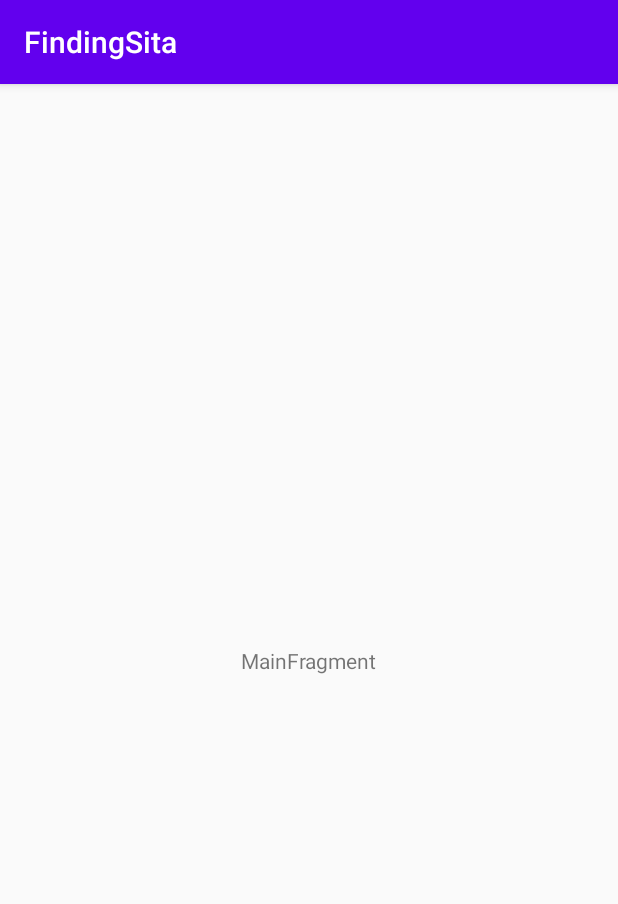
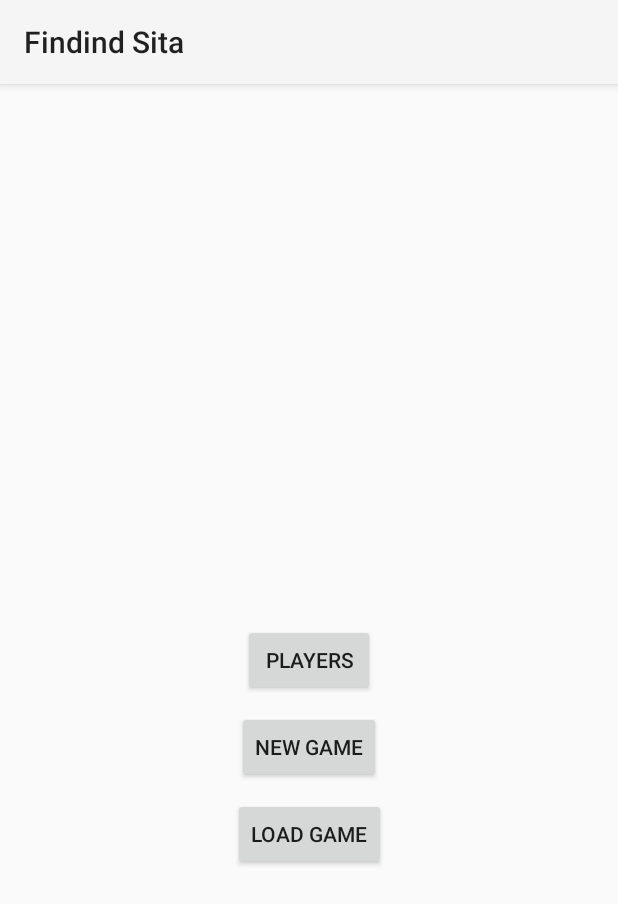
Before and after one commit to dantuswaroop/FindingSitaNew, an Android app: the screen it shows after launch (MainActivity), on a phone screen of 412 x 824 dp. Shown: the top 904 px of the screen. Run offline under Robolectric (Android 15) with nearby library versions, the phone set to English and light mode, and no system bars.

Commit message:
added players module

```diff
--- a/app/build.gradle
+++ b/app/build.gradle
@@ -34,6 +34,9 @@ dependencies {
     implementation 'androidx.constraintlayout:constraintlayout:1.1.3'
     implementation 'androidx.lifecycle:lifecycle-extensions:2.1.0'
     implementation 'androidx.lifecycle:lifecycle-viewmodel-ktx:2.1.0'
+    implementation 'androidx.recyclerview:recyclerview:1.1.0'
+    implementation 'com.google.android.material:material:1.0.0'
+    implementation "org.jetbrains.kotlin:kotlin-reflect:$kotlin_version"
     testImplementation 'junit:junit:4.12'
     androidTestImplementation 'androidx.test.ext:junit:1.1.1'
     androidTestImplementation 'androidx.test.espresso:espresso-core:3.2.0'
--- a/app/src/main/AndroidManifest.xml
+++ b/app/src/main/AndroidManifest.xml
@@ -1,6 +1,9 @@
 <?xml version="1.0" encoding="utf-8"?>
 <manifest xmlns:android="http://schemas.android.com/apk/res/android"
     package="com.dantu.findingsita">
+
+    <uses-permission android:name="android.permission.CAMERA"/>
+    <uses-permission android:name="android.permission.WRITE_EXTERNAL_STORAGE"/>
 
     <application
         android:allowBackup="true"
@@ -8,7 +11,7 @@
         android:label="@string/app_name"
         android:roundIcon="@mipmap/ic_launcher_round"
         android:supportsRtl="true"
-        android:theme="@style/AppTheme">
+        android:theme="@style/Theme.AppCompat.Light.NoActionBar">
         <activity android:name=".MainActivity">
             <intent-filter>
                 <action android:name="android.intent.action.MAIN" />
--- a/app/src/main/java/com/dantu/findingsita/MainActivity.kt
+++ b/app/src/main/java/com/dantu/findingsita/MainActivity.kt
@@ -1,11 +1,16 @@
 package com.dantu.findingsita
 
+import android.os.Build
 import androidx.appcompat.app.AppCompatActivity
 import android.os.Bundle
+import android.view.MenuItem
+import androidx.annotation.RequiresApi
 import com.dantu.findingsita.ui.main.MainFragment
+import kotlinx.android.synthetic.main.main_activity.*
 
 class MainActivity : AppCompatActivity() {
 
+    @RequiresApi(Build.VERSION_CODES.LOLLIPOP)
     override fun onCreate(savedInstanceState: Bundle?) {
         super.onCreate(savedInstanceState)
         setContentView(R.layout.main_activity)
@@ -14,5 +19,16 @@ class MainActivity : AppCompatActivity() {
                     .replace(R.id.container, MainFragment.newInstance())
                     .commitNow()
         }
+
+        setSupportActionBar(findViewById(R.id.my_toolbar))
+
     }
+
+    override fun onOptionsItemSelected(item: MenuItem): Boolean {
+        when(item.itemId) {
+            android.R.id.home -> supportFragmentManager.popBackStack()
+        }
+        return true
+    }
+
 }
--- a/app/src/main/java/com/dantu/findingsita/repository/database/GameDatabase.kt
+++ b/app/src/main/java/com/dantu/findingsita/repository/database/GameDatabase.kt
@@ -17,8 +17,8 @@ abstract class GameDatabase : RoomDatabase() {
     abstract val playerDao : PlayerDao
 
     object Companion {
-        private lateinit var INSTANCE : GameDatabase
-        fun getInstance(context: Application) : GameDatabase {
+        private var INSTANCE : GameDatabase? = null
+        fun getInstance(context: Context) : GameDatabase? {
             if (INSTANCE == null) {
                 INSTANCE = Room.databaseBuilder(context.applicationContext,
                     GameDatabase::class.java, "game_database")
--- a/app/src/main/java/com/dantu/findingsita/repository/database/PlayDao.kt
+++ b/app/src/main/java/com/dantu/findingsita/repository/database/PlayDao.kt
@@ -4,6 +4,7 @@ import androidx.room.Dao
 import androidx.room.Insert
 import androidx.room.Query
 import androidx.room.Update
+import java.util.ArrayList
 
 @Dao
 interface PlayDao {
@@ -19,4 +20,7 @@ interface PlayDao {
 
     @Query("SELECT * from play where game_id=:gameId")
     fun getPlaysForGame(gameId : Int) : List<Play>
+
+    @Update
+    fun updatePlays(plays: List<Play>)
 }
--- a/app/src/main/java/com/dantu/findingsita/repository/database/PlayRepository.kt
+++ b/app/src/main/java/com/dantu/findingsita/repository/database/PlayRepository.kt
@@ -8,7 +8,7 @@ class PlayRepository(application: Application) {
 
     init {
         val gameDB = GameDatabase.Companion.getInstance(application)
-        playDao = gameDB.playDao
+        playDao = gameDB!!.playDao
     }
 
     fun getPlaysForGameId(gameId : Int) : List<Play>{
--- a/app/src/main/java/com/dantu/findingsita/repository/database/PlayerDao.kt
+++ b/app/src/main/java/com/dantu/findingsita/repository/database/PlayerDao.kt
@@ -10,7 +10,7 @@ interface PlayerDao {
     fun insert(player : Player)
 
     @Query("SELECT * FROM players")
-    fun getPlayers() : List<Player>
+    fun getPlayers() : LiveData<List<Player>>
 
     @Update
     fun update(player: Player)
@@ -20,4 +20,7 @@ interface PlayerDao {
 
     @Query("DELETE FROM players")
     fun deleteAllPlayers()
+
+    @Query("SELECT * FROM players WHERE playerId=:playerId")
+    fun getPlayerById(playerId: Int): Player
 }
--- a/app/src/main/java/com/dantu/findingsita/ui/main/MainFragment.kt
+++ b/app/src/main/java/com/dantu/findingsita/ui/main/MainFragment.kt
@@ -6,7 +6,9 @@ import androidx.fragment.app.Fragment
 import android.view.LayoutInflater
 import android.view.View
 import android.view.ViewGroup
+import com.dantu.findingsita.MainActivity
 import com.dantu.findingsita.R
+import kotlinx.android.synthetic.main.main_fragment.*
 
 class MainFragment : Fragment() {
 
@@ -24,7 +26,26 @@ class MainFragment : Fragment() {
     override fun onActivityCreated(savedInstanceState: Bundle?) {
         super.onActivityCreated(savedInstanceState)
         viewModel = ViewModelProviders.of(this).get(MainViewModel::class.java)
-        // TODO: Use the ViewModel
+
+        manage_players.setOnClickListener {
+            //launch manage players fragment
+            fragmentManager?.beginTransaction()?.replace(R.id.container, PlayersFragment())?.
+                addToBackStack(PlayersFragment::class.qualifiedName)
+                ?.commit();
+        }
+
+    }
+
+    override fun onResume() {
+        super.onResume()
+        updateActionBar()
+    }
+
+    private fun updateActionBar() {
+        val supportActionBar = (activity as MainActivity).supportActionBar
+
+        supportActionBar?.title = "Findind Sita"
+        supportActionBar?.setDisplayHomeAsUpEnabled(false)
     }
 
 }
--- a/app/src/main/res/layout/main_activity.xml
+++ b/app/src/main/res/layout/main_activity.xml
@@ -1,7 +1,24 @@
 <?xml version="1.0" encoding="utf-8"?>
-<FrameLayout xmlns:android="http://schemas.android.com/apk/res/android"
+<RelativeLayout xmlns:android="http://schemas.android.com/apk/res/android"
     xmlns:tools="http://schemas.android.com/tools"
-    android:id="@+id/container"
+    xmlns:app="http://schemas.android.com/apk/res-auto"
     android:layout_width="match_parent"
     android:layout_height="match_parent"
-    tools:context=".MainActivity" />
+    tools:context=".MainActivity">
+
+    <androidx.appcompat.widget.Toolbar
+        android:id="@+id/my_toolbar"
+        android:layout_width="match_parent"
+        android:layout_height="?attr/actionBarSize"
+        android:background="?attr/colorPrimary"
+        android:elevation="4dp"
+        android:theme="@style/ThemeOverlay.AppCompat.ActionBar"
+        app:popupTheme="@style/ThemeOverlay.AppCompat.Light"/>
+
+    <RelativeLayout
+        android:layout_width="match_parent"
+        android:layout_height="match_parent"
+        android:layout_below="@id/my_toolbar"
+        android:id="@+id/container"/>
+
+</RelativeLayout>
--- a/app/src/main/res/layout/main_fragment.xml
+++ b/app/src/main/res/layout/main_fragment.xml
@@ -7,14 +7,33 @@
     android:layout_height="match_parent"
     tools:context=".ui.main.MainFragment">
 
-    <TextView
-        android:id="@+id/message"
+    <Button
+        android:id="@+id/manage_players"
         android:layout_width="wrap_content"
         android:layout_height="wrap_content"
-        android:text="MainFragment"
+        android:text="Players"
         app:layout_constraintBottom_toBottomOf="parent"
         app:layout_constraintEnd_toEndOf="parent"
         app:layout_constraintStart_toStartOf="parent"
         app:layout_constraintTop_toTopOf="parent" />
 
+    <Button
+        android:id="@+id/new_game"
+        android:layout_width="wrap_content"
+        android:layout_height="wrap_content"
+        android:layout_marginTop="10dp"
+        android:text="New Game"
+        app:layout_constraintEnd_toEndOf="parent"
+        app:layout_constraintStart_toStartOf="parent"
+        app:layout_constraintTop_toBottomOf="@+id/manage_players" />
+
+    <Button
+        android:id="@+id/load_game"
+        android:layout_width="wrap_content"
+        android:layout_height="wrap_content"
+        android:layout_marginTop="10dp"
+        android:text="Load Game"
+        app:layout_constraintEnd_toEndOf="parent"
+        app:layout_constraintStart_toStartOf="parent"
+        app:layout_constraintTop_toBottomOf="@+id/new_game" />
 </androidx.constraintlayout.widget.ConstraintLayout>
```
Also changed, not shown: app/src/main/java/com/dantu/findingsita/repository/database/PlayerRepository.kt (+13 -3 lines), app/src/main/java/com/dantu/findingsita/ui/main/AddOrEditPlayerFragment.kt (added, +157 -0 lines), app/src/main/java/com/dantu/findingsita/ui/main/PlayersFragment.kt (added, +190 -0 lines), app/src/main/java/com/dantu/findingsita/ui/main/PlayersViewModel.kt (added, +48 -0 lines), app/src/main/res/layout/add_player.xml (added, +71 -0 lines), app/src/main/res/layout/manage_players.xml (added, +41 -0 lines), app/src/main/res/layout/player_row.xml (added, +34 -0 lines), 645 other files.
